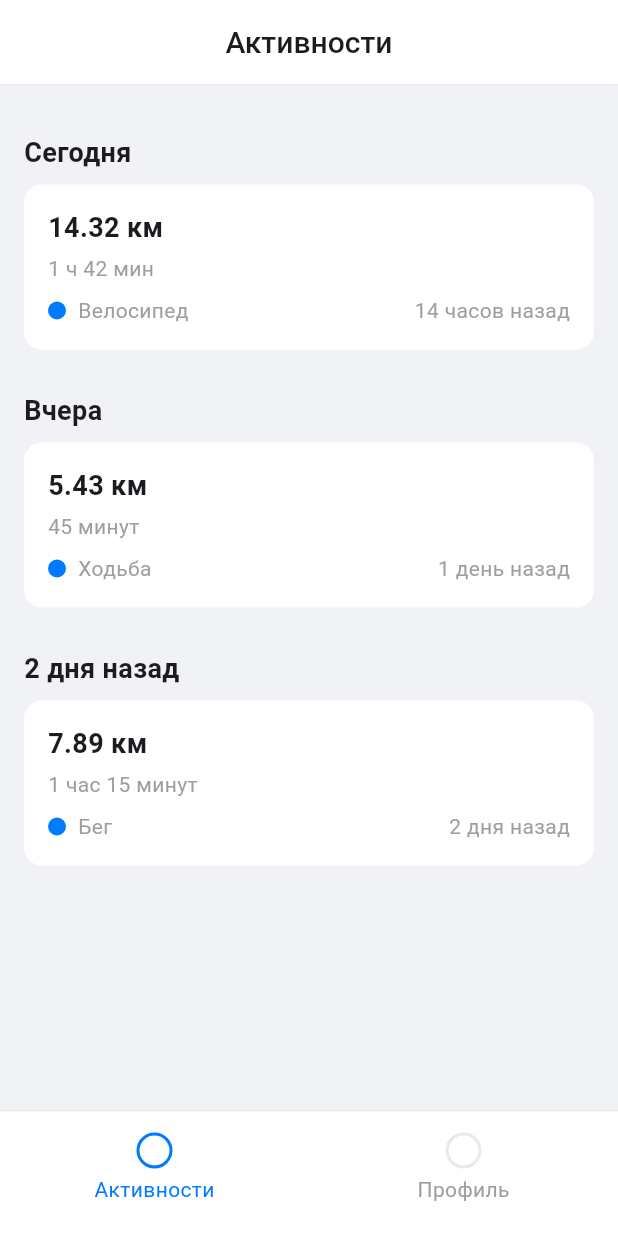
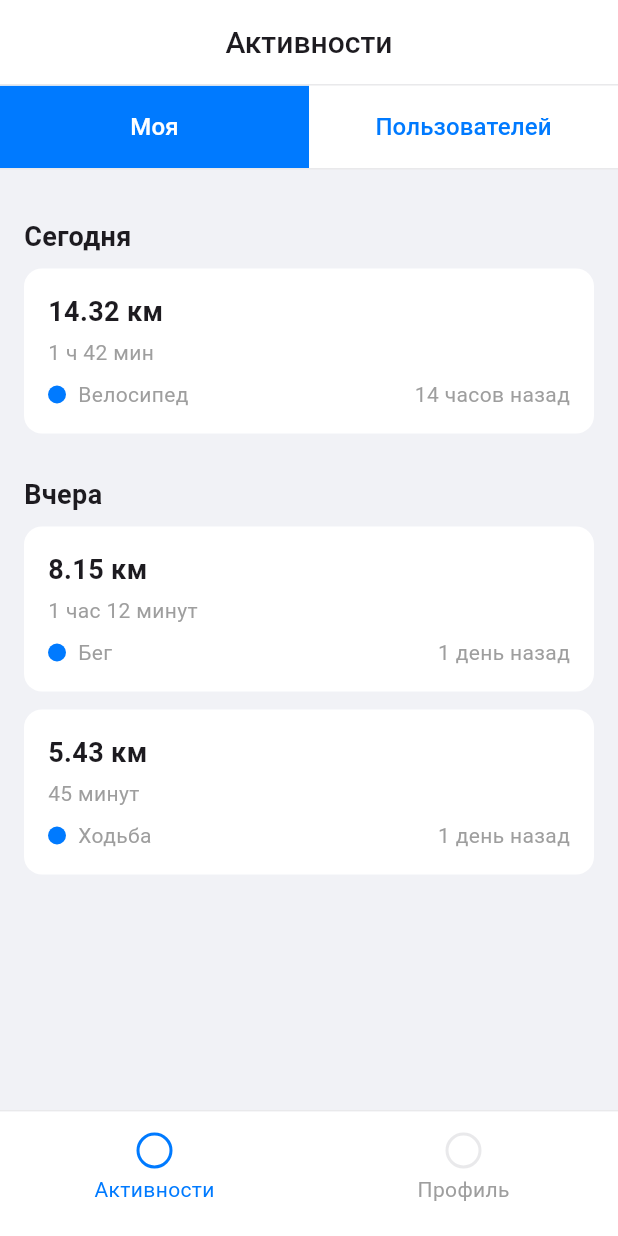
Before and after one commit to eruma1ra/fit-app, a Flutter app: the ActivityScreen screen opened by its route, after a tap on "Старт", on a phone screen of 412 x 824 dp. Run offline on Flutter 3.47's test engine with Material 3 defaults, Android fonts, the phone set to English and light mode, and no system bars; our stand-ins replace flutter_svg.

Commit message:
добавил разделение на мои и пользовательские активности

```diff
--- a/lib/screens/home/activity_screen.dart
+++ b/lib/screens/home/activity_screen.dart
@@ -240,19 +240,9 @@ class ActivityScreen extends StatefulWidget {
 class _ActivityScreenState extends State<ActivityScreen> {
   int _selectedIndex = 0;
   bool _showActivities = false;
+  int _selectedTab = 0; // 0 - Мои активности, 1 - Пользователей
 
-  final List<Map<String, dynamic>> _activities = [
-    {
-      'distance': '14.32 км',
-      'time': '1 ч 42 мин',
-      'type': 'Велосипед',
-      'ago': '14 часов назад',
-      'date': 'Сегодня',
-      'startTime': '14:49',
-      'endTime': '16:31',
-      'isHeader': true,
-      'comment': '',
-    },
+  final List<Map<String, dynamic>> _myActivities = [
     {
       'distance': '14.32 км',
       'time': '1 ч 42 мин',
@@ -272,7 +262,7 @@ class _ActivityScreenState extends State<ActivityScreen> {
       'date': 'Вчера',
       'startTime': '09:15',
       'endTime': '10:27',
-      'isHeader': true,
+      'isHeader': false,
       'comment': '',
     },
     {
@@ -286,6 +276,9 @@ class _ActivityScreenState extends State<ActivityScreen> {
       'isHeader': false,
       'comment': '',
     },
+  ];
+
+  final List<Map<String, dynamic>> _usersActivities = [
     {
       'distance': '12.78 км',
       'time': '2 часа 5 минут',
@@ -294,8 +287,9 @@ class _ActivityScreenState extends State<ActivityScreen> {
       'date': '2 дня назад',
       'startTime': '15:20',
       'endTime': '17:25',
-      'isHeader': true,
+      'isHeader': false,
       'comment': '',
+      'user': 'Иван Иванов',
     },
     {
       'distance': '7.89 км',
@@ -307,11 +301,45 @@ class _ActivityScreenState extends State<ActivityScreen> {
       'endTime': '09:00',
       'isHeader': false,
       'comment': '',
+      'user': 'Мария Петрова',
+    },
+    {
+      'distance': '10.5 км',
+      'time': '1 час 30 минут',
+      'type': 'Велосипед',
+      'ago': '3 дня назад',
+      'date': '3 дня назад',
+      'startTime': '12:00',
+      'endTime': '13:30',
+      'isHeader': false,
+      'comment': '',
+      'user': 'Алексей Смирнов',
     },
   ];
 
+  // Группируем активности по датам
+  List<Map<String, dynamic>> _groupActivities(
+    List<Map<String, dynamic>> activities,
+  ) {
+    final List<Map<String, dynamic>> grouped = [];
+    String? currentDate;
+
+    for (final activity in activities) {
+      if (activity['date'] != currentDate) {
+        grouped.add({'date': activity['date'], 'isHeader': true});
+        currentDate = activity['date'];
+      }
+      grouped.add(activity);
+    }
+
+    return grouped;
+  }
+
   @override
   Widget build(BuildContext context) {
+    final groupedMyActivities = _groupActivities(_myActivities);
+    final groupedUsersActivities = _groupActivities(_usersActivities);
+
     return Scaffold(
       backgroundColor: const Color(0xFFF1F2F6),
       appBar: AppBar(
@@ -328,7 +356,85 @@ class _ActivityScreenState extends State<ActivityScreen> {
           child: Divider(height: 1, color: Color(0xFFE9E9EB)),
         ),
       ),
-      body: _showActivities ? _buildActivitiesList() : _buildInitialContent(),
+      body:
+          _showActivities
+              ? Column(
+                children: [
+                  // Табы для переключения между "Мои" и "Пользователей"
+                  Container(
+                    color: Colors.white,
+                    child: Row(
+                      children: [
+                        Expanded(
+                          child: TextButton(
+                            onPressed: () {
+                              setState(() {
+                                _selectedTab = 0;
+                              });
+                            },
+                            style: TextButton.styleFrom(
+                              padding: const EdgeInsets.symmetric(vertical: 16),
+                              backgroundColor:
+                                  _selectedTab == 0
+                                      ? const Color(0xFF007AFF)
+                                      : Colors.white,
+                              shape: const RoundedRectangleBorder(),
+                            ),
+                            child: Text(
+                              'Моя',
+                              style: TextStyle(
+                                color:
+                                    _selectedTab == 0
+                                        ? Colors.white
+                                        : const Color(0xFF007AFF),
+                                fontSize: 16,
+                                fontWeight: FontWeight.w500,
+                              ),
+                            ),
+                          ),
+                        ),
+                        Expanded(
+                          child: TextButton(
+                            onPressed: () {
+                              setState(() {
+                                _selectedTab = 1;
+                              });
+                            },
+                            style: TextButton.styleFrom(
+                              padding: const EdgeInsets.symmetric(vertical: 16),
+                              backgroundColor:
+                                  _selectedTab == 1
+                                      ? const Color(0xFF007AFF)
+                                      : Colors.white,
+                              shape: const RoundedRectangleBorder(),
+                            ),
+                            child: Text(
+                              'Пользователей',
+                              style: TextStyle(
+                                color:
+                                    _selectedTab == 1
+                                        ? Colors.white
+                                        : const Color(0xFF007AFF),
+                                fontSize: 16,
+                                fontWeight: FontWeight.w500,
+                              ),
+                            ),
+                          ),
+                        ),
+                      ],
+                    ),
+                  ),
+                  const Divider(height: 1, color: Color(0xFFE9E9EB)),
+                  Expanded(
+                    child: _buildActivitiesList(
+                      _selectedTab == 0
+                          ? groupedMyActivities
+                          : groupedUsersActivities,
+                    ),
+                  ),
+                ],
+              )
+              : _buildInitialContent(),
       bottomNavigationBar: _buildBottomNavigationBar(),
     );
   }
@@ -384,33 +490,30 @@ class _ActivityScreenState extends State<ActivityScreen> {
     );
   }
 
-  Widget _buildActivitiesList() {
-    return SingleChildScrollView(
+  Widget _buildActivitiesList(List<Map<String, dynamic>> activities) {
+    return ListView.builder(
       padding: const EdgeInsets.all(16),
-      child: Column(
-        crossAxisAlignment: CrossAxisAlignment.start,
-        children: [
-          for (int i = 0; i < _activities.length; i++)
-            if (_activities[i]['isHeader'])
-              Padding(
+      itemCount: activities.length,
+      itemBuilder: (context, index) {
+        final item = activities[index];
+
+        if (item['isHeader'] == true) {
+          // Заголовок с датой
+          return Padding(
             padding: const EdgeInsets.only(top: 16, bottom: 8),
             child: Text(
-                  _activities[i]['date'],
-                  style: const TextStyle(
-                    fontSize: 18,
-                    fontWeight: FontWeight.bold,
+              item['date'],
+              style: const TextStyle(fontSize: 18, fontWeight: FontWeight.bold),
             ),
-                ),
-              )
-            else
-              GestureDetector(
+          );
+        } else {
+          // Карточка активности
+          return GestureDetector(
             onTap: () {
               Navigator.push(
                 context,
                 MaterialPageRoute(
-                      builder:
-                          (context) =>
-                              ActivityDetailsScreen(activity: _activities[i]),
+                  builder: (context) => ActivityDetailsScreen(activity: item),
                 ),
               );
             },
@@ -425,8 +528,19 @@ class _ActivityScreenState extends State<ActivityScreen> {
               child: Column(
                 crossAxisAlignment: CrossAxisAlignment.start,
                 children: [
+                  if (_selectedTab == 1) // Для активностей пользователей
+                    Padding(
+                      padding: const EdgeInsets.only(bottom: 8),
+                      child: Text(
+                        item['user'],
+                        style: const TextStyle(
+                          fontSize: 16,
+                          fontWeight: FontWeight.bold,
+                        ),
+                      ),
+                    ),
                   Text(
-                        _activities[i]['distance'],
+                    item['distance'],
                     style: const TextStyle(
                       fontSize: 18,
                       fontWeight: FontWeight.bold,
@@ -434,11 +548,8 @@ class _ActivityScreenState extends State<ActivityScreen> {
                   ),
                   const SizedBox(height: 4),
                   Text(
-                        _activities[i]['time'],
-                        style: const TextStyle(
-                          fontSize: 14,
-                          color: Colors.grey,
-                        ),
+                    item['time'],
+                    style: const TextStyle(fontSize: 14, color: Colors.grey),
                   ),
                   const SizedBox(height: 8),
                   Row(
@@ -456,7 +567,7 @@ class _ActivityScreenState extends State<ActivityScreen> {
                           ),
                           const SizedBox(width: 8),
                           Text(
-                                _activities[i]['type'],
+                            item['type'],
                             style: const TextStyle(
                               fontSize: 14,
                               color: Colors.grey,
@@ -465,7 +576,7 @@ class _ActivityScreenState extends State<ActivityScreen> {
                         ],
                       ),
                       Text(
-                            _activities[i]['ago'],
+                        item['ago'],
                         style: const TextStyle(
                           fontSize: 14,
                           color: Colors.grey,
@@ -476,9 +587,9 @@ class _ActivityScreenState extends State<ActivityScreen> {
                 ],
               ),
             ),
-              ),
-        ],
-      ),
+          );
+        }
+      },
     );
   }
 
```
Lines whose indentation alone changed are shown as unchanged.
